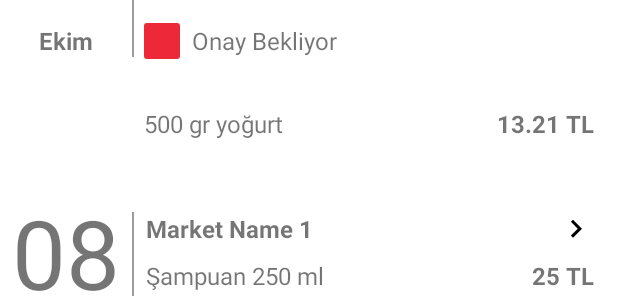
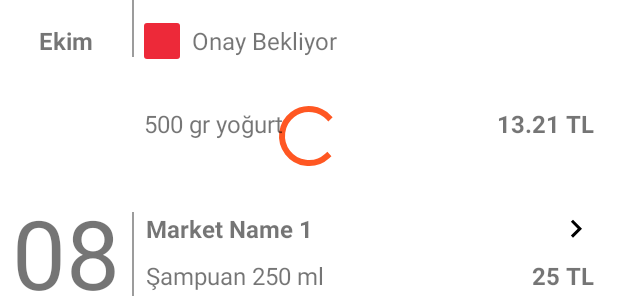
Before and after one commit to nuhkoca/market_tech_challenge, an Android app: the layout activity_orders.xml on its own in the app's theme, with its tools: preview values and no code run, on a phone screen of 412 x 824 dp. Shown: the part 482-778 px from the top of the screen. Run offline under Robolectric (Android 15) with nearby library versions, the light colour scheme and no system bars.

Commit message:
Implement progress for orders

```diff
--- a/app/src/main/java/com/techchallenge/marketim/ui/orders/OrdersActivity.kt
+++ b/app/src/main/java/com/techchallenge/marketim/ui/orders/OrdersActivity.kt
@@ -3,6 +3,7 @@ package com.techchallenge.marketim.ui.orders
 import com.techchallenge.core.BaseActivity
 import com.techchallenge.core.util.delegate.ItemAdapter
 import com.techchallenge.core.util.ext.init
+import com.techchallenge.core.util.ext.isVisible
 import com.techchallenge.core.util.ext.launchActivity
 import com.techchallenge.core.util.ext.observeWith
 import com.techchallenge.core.util.ext.showAlert
@@ -10,6 +11,7 @@ import com.techchallenge.marketim.R
 import com.techchallenge.marketim.ui.login.LoginActivity
 import kotlinx.android.synthetic.main.activity_orders.btnLogout
 import kotlinx.android.synthetic.main.activity_orders.btnOrders
+import kotlinx.android.synthetic.main.activity_orders.pbOrders
 import kotlinx.android.synthetic.main.activity_orders.rvOrders
 import javax.inject.Inject
 
@@ -57,5 +59,9 @@ class OrdersActivity : BaseActivity<OrdersViewModel>() {
             hideDialog()
             launchActivity<LoginActivity>()
         }
+        onProgress.observeWith(this@OrdersActivity) {
+            pbOrders.isVisible = it
+            rvOrders.isVisible = it.not()
+        }
     }
 }
--- a/app/src/main/java/com/techchallenge/marketim/ui/orders/OrdersViewModel.kt
+++ b/app/src/main/java/com/techchallenge/marketim/ui/orders/OrdersViewModel.kt
@@ -9,6 +9,7 @@ import com.techchallenge.core.local.BooleanPreference
 import com.techchallenge.core.local.LocalStorageModule
 import com.techchallenge.core.util.executors.Executors
 import com.techchallenge.core.util.ext.applySchedulers
+import com.techchallenge.core.util.ext.progressify
 import com.techchallenge.data.ResponseViewItem
 import com.techchallenge.domain.GetOrdersUseCase
 import com.techchallenge.marketim.vm.ActionLiveData
@@ -35,6 +36,7 @@ class OrdersViewModel @Inject constructor(
     fun getOrders() {
         getOrdersUseCase.execute(None())
             .applySchedulers(executors)
+            .progressify(this)
             .subscribe(_ordersLiveData::setValue) {
                 w { it.printStackTrace().toString() }
             }
--- a/app/src/main/res/layout/activity_orders.xml
+++ b/app/src/main/res/layout/activity_orders.xml
@@ -6,6 +6,21 @@
     android:layout_height="match_parent"
     tools:context=".ui.orders.OrdersActivity"
     >
+
+  <ProgressBar
+      android:id="@+id/pbOrders"
+      android:layout_width="wrap_content"
+      android:layout_height="wrap_content"
+      android:indeterminate="true"
+      android:indeterminateTint="@color/colorAccent"
+      app:backgroundTint="@color/colorAccent"
+      app:layout_constraintBottom_toBottomOf="parent"
+      app:layout_constraintEnd_toEndOf="parent"
+      app:layout_constraintStart_toStartOf="parent"
+      app:layout_constraintTop_toTopOf="parent"
+      tools:targetApi="lollipop"
+      style="@style/Widget.AppCompat.ProgressBar"
+      />
 
   <androidx.constraintlayout.widget.ConstraintLayout
       android:id="@+id/ordersFooter"
@@ -61,6 +76,7 @@
       android:layout_height="0dp"
       android:clipChildren="false"
       android:orientation="vertical"
+      android:visibility="gone"
       app:layoutManager="androidx.recyclerview.widget.LinearLayoutManager"
       app:layout_constraintBottom_toTopOf="@id/ordersFooter"
       app:layout_constraintEnd_toEndOf="parent"
@@ -68,11 +84,12 @@
       app:layout_constraintTop_toBottomOf="@id/toolbarOrders"
       tools:itemCount="5"
       tools:listitem="@layout/view_orders_layout"
+      tools:visibility="visible"
       />
 
   <include
+      layout="@layout/toolbar_default"
       android:id="@+id/toolbarOrders"
-      layout="@layout/toolbar_default"
       app:layout_constraintEnd_toEndOf="parent"
       app:layout_constraintStart_toStartOf="parent"
       app:layout_constraintTop_toTopOf="parent"
--- a/core/src/main/java/com/techchallenge/core/BaseViewModel.kt
+++ b/core/src/main/java/com/techchallenge/core/BaseViewModel.kt
@@ -1,11 +1,15 @@
 package com.techchallenge.core
 
+import androidx.lifecycle.MutableLiveData
 import androidx.lifecycle.ViewModel
 import com.techchallenge.core.util.executors.Executors
 import io.reactivex.disposables.CompositeDisposable
 
 abstract class BaseViewModel(protected open var executors: Executors) : ViewModel() {
+
     protected val disposables: CompositeDisposable = CompositeDisposable()
+
+    val onProgress = MutableLiveData<Boolean>()
 
     override fun onCleared() {
         disposables.dispose()
```
Also changed, not shown: core/src/main/java/com/techchallenge/core/util/ext/RxJava.kt (+22 -0 lines), 1 other file.
